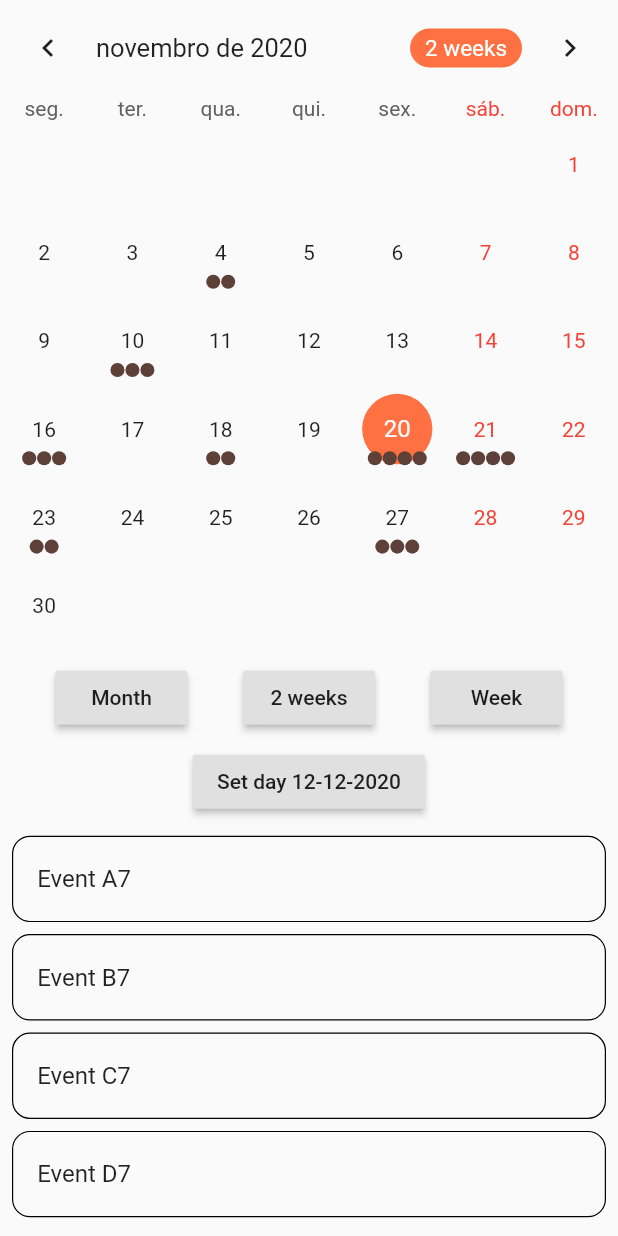
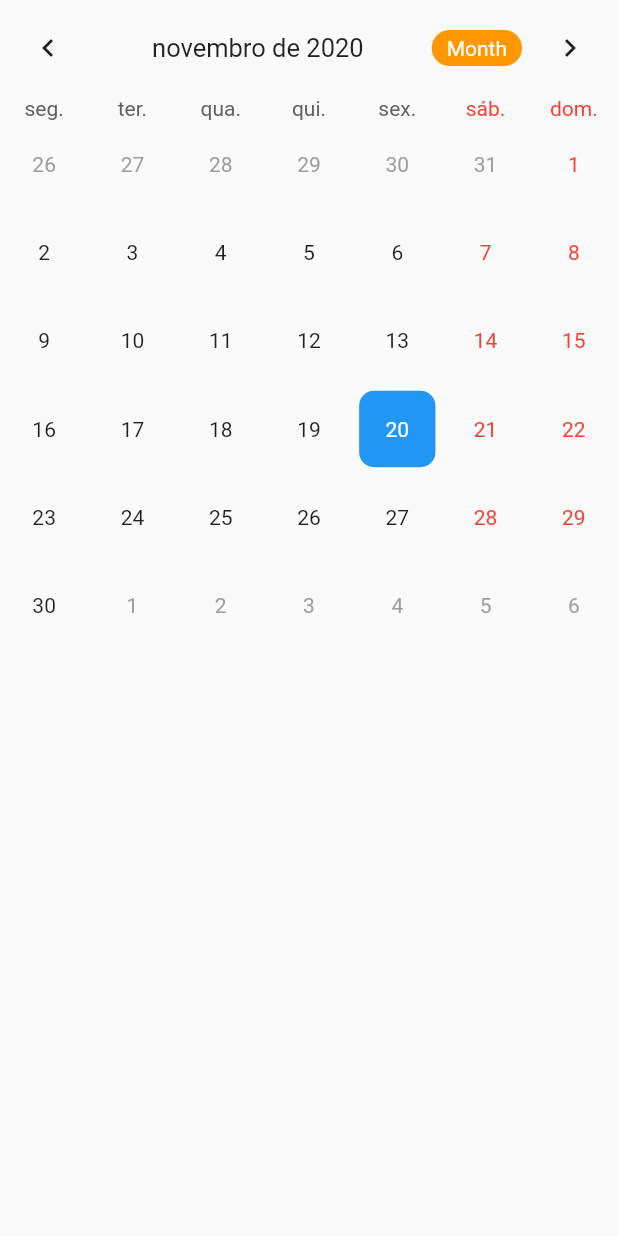
Before and after one commit to diogoneiss/agenda-contatos, a Flutter app: the ComponenteCalendario widget shown alone on an empty page, opened directly, on a phone screen of 412 x 824 dp. Run offline on Flutter 3.47's test engine with Material 2 defaults, Android fonts, the phone set to English and light mode, and no system bars; drawn by our look-alikes of table_calendar; our stand-ins replace image_picker, sqflite; accounts and stored records are empty.

Commit message:
Bugfix no calendário, falta implementar dias selecionados pelo banco de pessoas.

```diff
--- a/lib/ui/componenteCalendario.dart
+++ b/lib/ui/componenteCalendario.dart
@@ -5,6 +5,73 @@ import 'package:flutter/animation.dart';
 import 'package:flutter/material.dart';
 import 'package:intl/date_symbol_data_local.dart';
 import 'package:table_calendar/table_calendar.dart';
+
+class ComponenteCalendario extends StatefulWidget {
+  @override
+  _ComponenteCalendarioState createState() => _ComponenteCalendarioState();
+}
+
+class _ComponenteCalendarioState extends State<ComponenteCalendario> {
+  CalendarController _controller;
+
+  @override
+  void initState() {
+    // TODO: implement initState
+    super.initState();
+    _controller = CalendarController();
+  }
+
+  @override
+  Widget build(BuildContext context) {
+    return TableCalendar(
+      locale: 'pt_BR',
+      initialCalendarFormat: CalendarFormat.month,
+      calendarStyle: CalendarStyle(
+          todayColor: Colors.orange,
+          selectedColor: Theme.of(context).primaryColor,
+          todayStyle: TextStyle(
+              fontWeight: FontWeight.bold,
+              fontSize: 18.0,
+              color: Colors.white)),
+      headerStyle: HeaderStyle(
+        centerHeaderTitle: true,
+        formatButtonDecoration: BoxDecoration(
+          color: Colors.orange,
+          borderRadius: BorderRadius.circular(20.0),
+        ),
+        formatButtonTextStyle: TextStyle(color: Colors.white),
+        formatButtonShowsNext: false,
+      ),
+      startingDayOfWeek: StartingDayOfWeek.monday,
+      onDaySelected: (date, events, _) {
+        print(date.toIso8601String());
+      },
+      builders: CalendarBuilders(
+        selectedDayBuilder: (context, date, events) => Container(
+            margin: const EdgeInsets.all(4.0),
+            alignment: Alignment.center,
+            decoration: BoxDecoration(
+                color: Theme.of(context).primaryColor,
+                borderRadius: BorderRadius.circular(10.0)),
+            child: Text(
+              date.day.toString(),
+              style: TextStyle(color: Colors.white),
+            )),
+        todayDayBuilder: (context, date, events) => Container(
+            margin: const EdgeInsets.all(4.0),
+            alignment: Alignment.center,
+            decoration: BoxDecoration(
+                color: Colors.orange,
+                borderRadius: BorderRadius.circular(10.0)),
+            child: Text(
+              date.day.toString(),
+              style: TextStyle(color: Colors.white),
+            )),
+      ),
+      calendarController: _controller,
+    );
+  }
+}
 
 // Example holidays
 final Map<DateTime, List> _holidays = {
@@ -14,17 +81,17 @@ final Map<DateTime, List> _holidays = {
   DateTime(2019, 4, 21): ['Easter Sunday'],
   DateTime(2019, 4, 22): ['Easter Monday'],
 };
-
-class ComponenteCalendario extends StatefulWidget {
-  ComponenteCalendario({Key key, this.title}) : super(key: key);
+/*
+class ComponenteCalendario2 extends StatefulWidget {
+  ComponenteCalendario2({Key key, this.title}) : super(key: key);
 
   final String title;
 
   @override
-  _ComponenteCalendarioState createState() => _ComponenteCalendarioState();
+  _ComponenteCalendarioState2 createState() => _ComponenteCalendarioState2();
 }
 
-class _ComponenteCalendarioState extends State<ComponenteCalendario>
+class _ComponenteCalendarioState2 extends State<ComponenteCalendario2>
     with TickerProviderStateMixin {
   Map<DateTime, List> _events;
   List _selectedEvents;
@@ -128,11 +195,10 @@ class _ComponenteCalendarioState extends State<ComponenteCalendario>
         // Switch out 2 lines below to play with TableCalendar's settings
         //-----------------------
         _buildTableCalendar(),
-        // _buildTableCalendarWithBuilders(),
-        const SizedBox(height: 8.0),
+         //_buildTableCalendarWithBuilders(),
+
         _buildButtons(),
-        const SizedBox(height: 8.0),
-        Expanded(child: _buildEventList()),
+        _buildEventList(),
       ],
     );
   }
@@ -360,3 +426,4 @@ class _ComponenteCalendarioState extends State<ComponenteCalendario>
     );
   }
 }
+*/
--- a/lib/ui/drawerLateral.dart
+++ b/lib/ui/drawerLateral.dart
@@ -32,6 +32,7 @@ class DrawerLateral extends StatelessWidget {
               // Update the state of the app
               // ...
               // Then close the drawer
+              Navigator.pop(context);
               Navigator.push(
                   context,
                   MaterialPageRoute(
```
Also changed, not shown: lib/ui/calendario.dart (+13 -2 lines).
